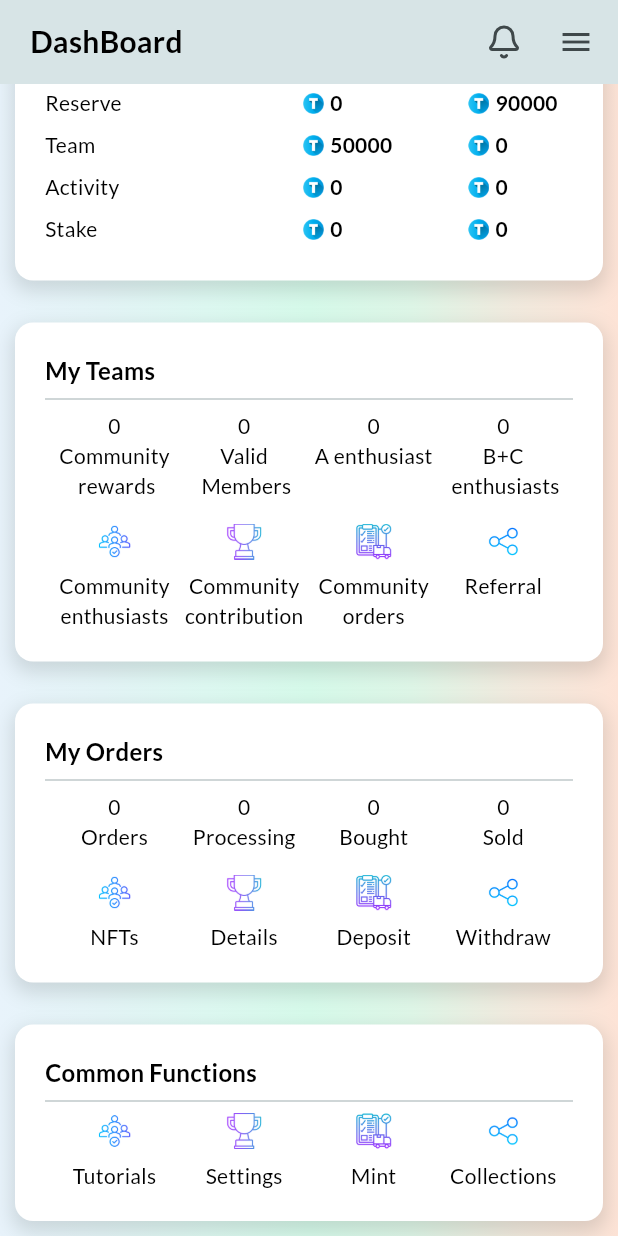
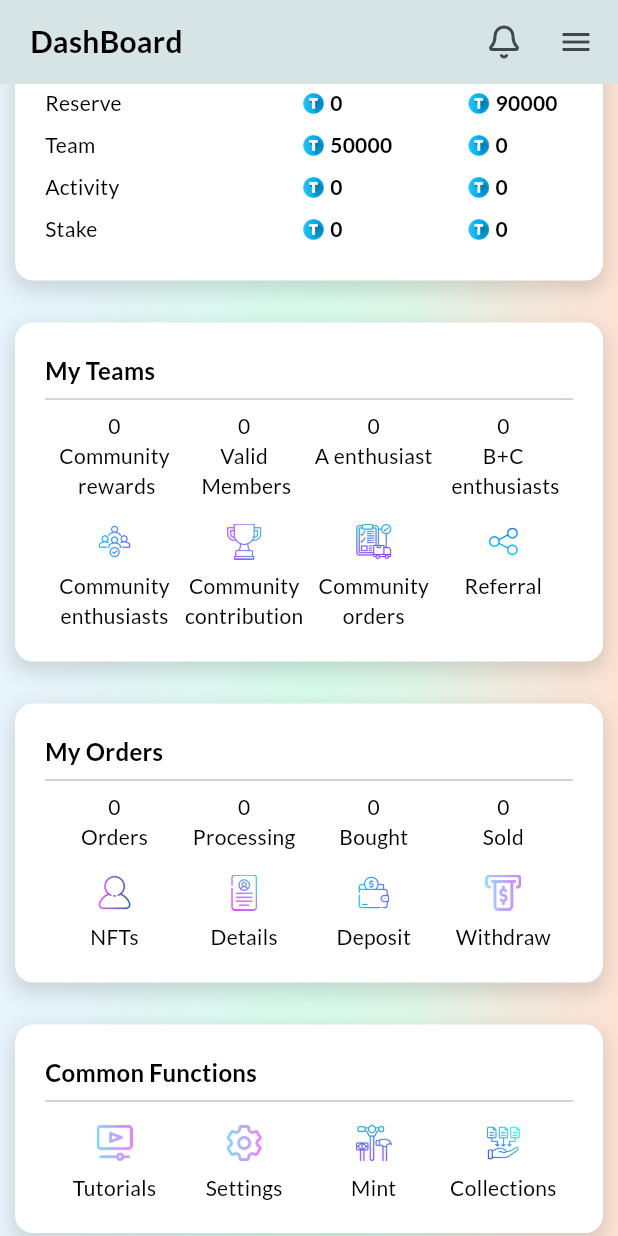
Before and after one commit to Sukhmeetsingh306/NFT_Trading, a Flutter app: the screen it shows after launch, scrolled down 317 dp, on a phone screen of 412 x 824 dp. Run offline on Flutter 3.47's test engine with Material 3 defaults, Android fonts, the light colour scheme and no system bars; our stand-ins replace google_fonts, intl_phone_field, lucide_icons.

Commit message:
image placement completed

```diff
--- a/frontend/lib/screens/account/dashboard_account.dart
+++ b/frontend/lib/screens/account/dashboard_account.dart
@@ -248,19 +248,19 @@ class DashboardAccount extends StatelessWidget {
                             crossAxisAlignment: CrossAxisAlignment.center,
                             children: [
                               teamColumnImage(
-                                'assets/icons/community.png',
+                                'assets/icons/NFT.png',
                                 'NFTs               ',
                               ),
                               teamColumnImage(
-                                'assets/icons/trophy.png',
+                                'assets/icons/details.png',
                                 'Details               ',
                               ),
                               teamColumnImage(
-                                'assets/icons/orders.png',
+                                'assets/icons/deposits.png',
                                 'Deposit         ',
                               ),
                               teamColumnImage(
-                                'assets/icons/share.png',
+                                'assets/icons/withdrawal.png',
                                 'Withdraw',
                               ),
                             ],
@@ -282,6 +282,7 @@ class DashboardAccount extends StatelessWidget {
                         fontWeight: FontWeight.bold,
                       ),
                       Divider(),
+                      sizedBoxH8(),
                       Column(
                         children: [
                           Row(
@@ -289,19 +290,19 @@ class DashboardAccount extends StatelessWidget {
                             crossAxisAlignment: CrossAxisAlignment.center,
                             children: [
                               teamColumnImage(
-                                'assets/icons/community.png',
+                                'assets/icons/tutorial.png',
                                 'Tutorials',
                               ),
                               teamColumnImage(
-                                'assets/icons/trophy.png',
+                                'assets/icons/setting.png',
                                 'Settings',
                               ),
                               teamColumnImage(
-                                'assets/icons/orders.png',
+                                'assets/icons/mint.png',
                                 'Mint',
                               ),
                               teamColumnImage(
-                                'assets/icons/share.png',
+                                'assets/icons/collection.png',
                                 'Collections',
                               ),
                             ],
@@ -310,6 +311,9 @@ class DashboardAccount extends StatelessWidget {
                       ),
                     ],
                   ),
+                ),
+                SizedBox(
+                  height: 10,
                 ),
               ],
             ),
```
